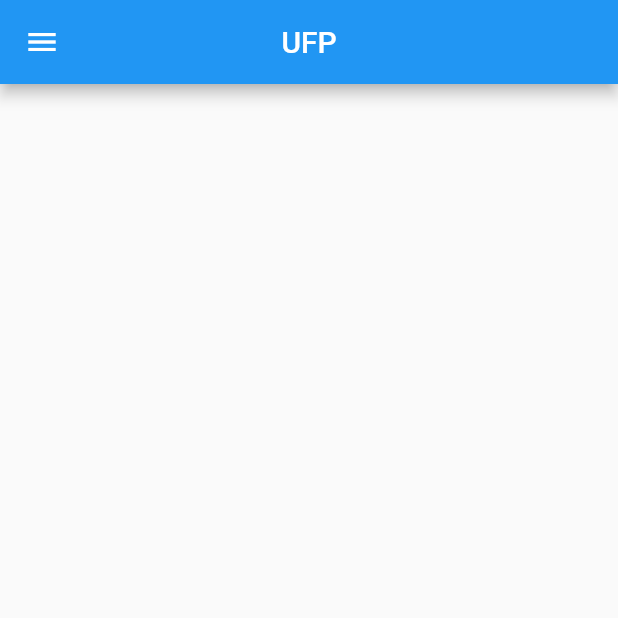
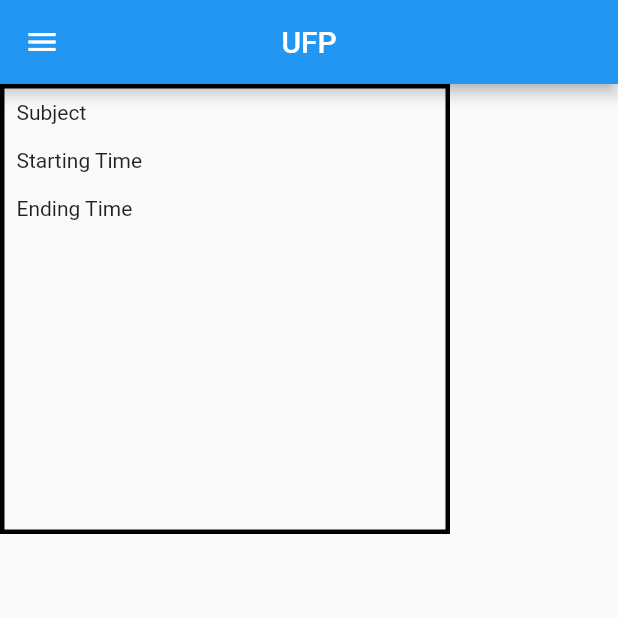
Before and after one commit to CarameloxD/LPI_flutter, a Flutter app: the HomeScreen screen opened by its route, in the side drawer, after a tap on "Home", on a phone screen of 412 x 824 dp, the top half of it. Run offline on Flutter 3.47's test engine with Material 2 defaults, Android fonts, the phone set to English and light mode, and no system bars; our stand-ins replace flutter_secure_storage; missing offline and left inert: flutter_secure_storage_web; accounts and stored records are empty; network calls fail.

Commit message:
Schedule na main page

```diff
--- a/lib/screens/NavBar.dart
+++ b/lib/screens/NavBar.dart
@@ -16,7 +16,7 @@ class NavBar extends StatefulWidget {
 
 class _NavBarState extends State<NavBar> {
   final storage = new FlutterSecureStorage();
-  var name = '', email = '';
+  var name = '', email = '', picture = '';
 
   void initState() {
     super.initState();
@@ -35,8 +35,8 @@ class _NavBarState extends State<NavBar> {
             accountEmail: Text("$email"),
             currentAccountPicture: CircleAvatar(
               child: ClipOval(
-                child: Image.network(
-                  'https://sic.pt/wp-content/uploads/2022/01/GettyImages-1350241729-scaled.jpg',
+                child: Image.asset(
+                  'assets/images/defaultPhoto.png',
                   fit: BoxFit.cover,
                   width: 90,
                   height: 90,
@@ -107,9 +107,12 @@ class _NavBarState extends State<NavBar> {
   getInfo() async {
     var n = await storage.read(key: 'name');
     var e = await storage.read(key: 'email');
+    var p = await storage.read(key: 'picture');
+
       setState(() {
         name = n!;
         email = e!;
+        picture = p!;
       });
   }
 }
--- a/lib/screens/home.dart
+++ b/lib/screens/home.dart
@@ -4,17 +4,74 @@ import 'package:flutter_secure_storage/flutter_secure_storage.dart';
 import 'package:http/http.dart' as http;
 import 'NavBar.dart';
 
-class HomeScreen extends StatelessWidget {
+class HomeScreen extends StatefulWidget {
+  const HomeScreen({Key? key}) : super(key: key);
+
+  @override
+  State<HomeScreen> createState() => _HomeScreenState();
+}
+
+class _HomeScreenState extends State<HomeScreen> {
+  var subject = '', startingTime = '', endingTime = '';
+
+  void initState() {
+    super.initState();
+    this.getData();
+  }
 
   @override
   Widget build(BuildContext context) {
-    getData();
     return Scaffold(
-      appBar: AppBar(
-          centerTitle: true,
-          title: Text('UFP')
-      ),
-      drawer: NavBar(),
+        appBar: AppBar(
+            centerTitle: true,
+            title: Text('UFP')
+        ),
+        drawer: NavBar(),
+        body: Container(
+          width: 300,
+          height: 300,
+          decoration: BoxDecoration(
+            border: Border.all(
+              color: Colors.black,
+              width: 3,
+            ),
+          ),
+          child: Column(
+            children: [
+              Padding(
+                padding: const EdgeInsets.all(8.0),
+                child: Row(
+                  children: [
+                    Text("Subject"),
+                    Spacer(flex: 1),
+                    Text("$subject")
+                  ],
+                ),
+              ),
+              Padding(
+                padding: const EdgeInsets.all(8.0),
+                child: Row(
+                  children: [
+                    Text("Starting Time"),
+                    Spacer(flex: 1),
+                    Text("$startingTime")
+                  ],
+                ),
+              ),
+              Padding(
+                padding: const EdgeInsets.all(8.0),
+                child: Row(
+                  children: [
+                    Text("Ending Time"),
+                    Spacer(flex: 1),
+                    Text("$endingTime")
+                  ],
+                ),
+              ),
+
+            ],
+          ),
+        )
     );
   }
 
@@ -27,7 +84,15 @@ class HomeScreen extends StatelessWidget {
       print(jsonResponse);
       await storage.write(key: 'name', value: jsonResponse['data']['name']);
       await storage.write(key: 'email', value: jsonResponse['data']['email']);
-      //await storage.write(key: 'picture', value: jsonResponse['data']['picture']);
+
+      setState(() {
+        subject = jsonResponse['schedule subject'];
+        startingTime = jsonResponse['schedule start'];
+        endingTime = jsonResponse['schedule end'];
+      });
+      /*if(jsonResponse['data']['picture'] != null) {
+        await storage.write(key: 'picture', value: jsonResponse['data']['picture']);
+      }*/
     }
   }
 }
--- a/lib/screens/schedule.dart
+++ b/lib/screens/schedule.dart
@@ -4,7 +4,6 @@ import 'package:flutter/services.dart';
 import 'package:flutter_secure_storage/flutter_secure_storage.dart';
 import 'package:http/http.dart' as http;
 import 'NavBar.dart';
-import 'globals.dart' as globals;
 
 class ScheduleScreen extends StatefulWidget {
   const ScheduleScreen({Key? key}) : super(key: key);
--- a/lib/screens/welcome.dart
+++ b/lib/screens/welcome.dart
@@ -2,7 +2,6 @@ import 'dart:convert';
 import 'package:flutter/material.dart';
 import 'package:flutter/services.dart';
 import 'package:http/http.dart' as http;
-import 'globals.dart' as globals;
 import 'package:flutter_secure_storage/flutter_secure_storage.dart';
 import 'package:sistema_presencas/screens/home.dart';
 import 'package:sistema_presencas/utilities/constants.dart';
@@ -25,6 +24,7 @@ class _WelcomeScreenState extends State<WelcomeScreen> {
 
   Future<int> attemptLogIn(
       String studentNumber, String password, BuildContext context) async {
+    print('TOUUUUUUUUUUU');
     final response = await http.post(Uri.parse('https://siws.ufp.pt/api/v1/login'),
         body:{
           "username": studentNumber,
--- a/pubspec.yaml
+++ b/pubspec.yaml
@@ -69,6 +69,7 @@ flutter:
   assets:
    - assets/images/fundo.jpeg
    - assets/images/ufp.png
+   - assets/images/defaultPhoto.png
 
   # An image asset can refer to one or more resolution-specific "variants", see
   # https://flutter.dev/assets-and-images/#resolution-aware.
```
Also changed, not shown: assets/images/defaultPhoto.png (added).
